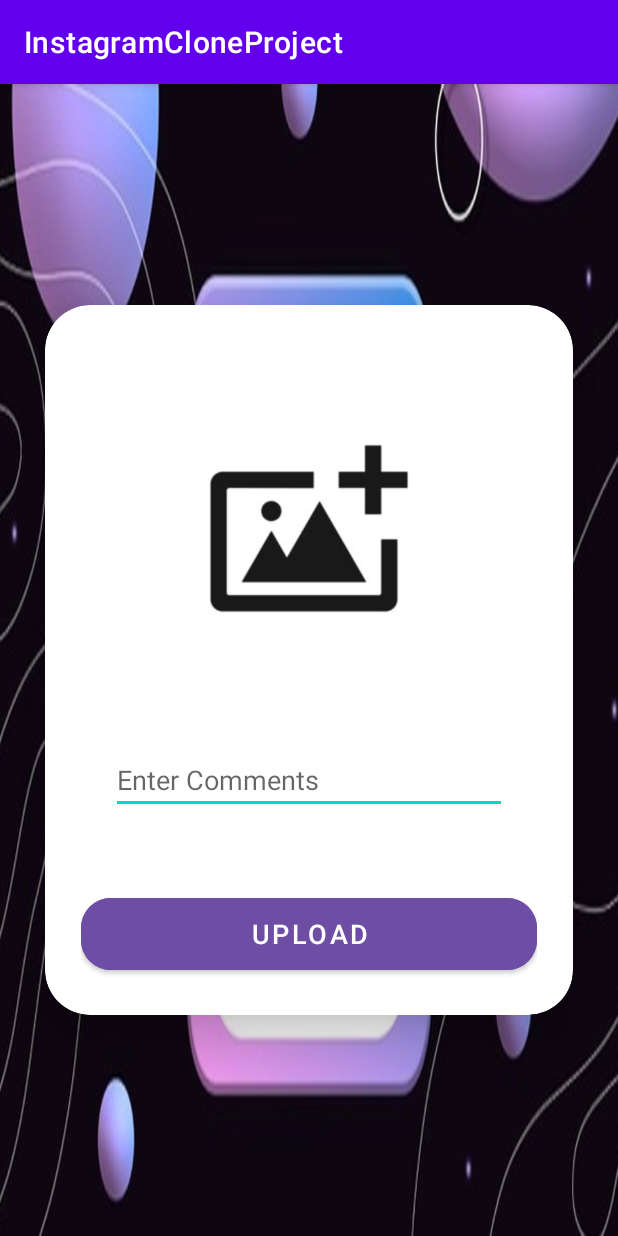
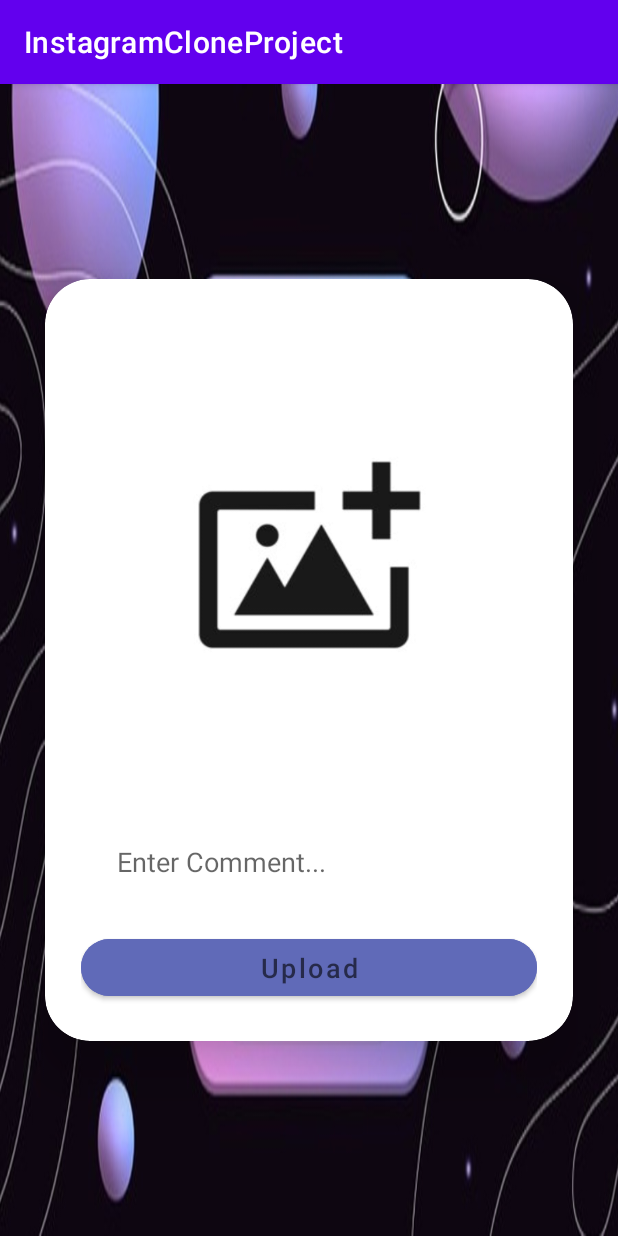
Before and after one commit to mertadali/InstagramProject, an Android app: the screen it shows after launch once a user with an empty profile is signed in (UploadActivity), after a tap on "Add Post", on a phone screen of 412 x 824 dp. Run offline under Robolectric (Android 15) with nearby library versions, the phone set to English and light mode, and no system bars; our stand-ins replace Firebase (no records; nobody signed in at launch, a user with empty details on screens opened directly), Picasso.

Commit message:
recyclerView structure completed!

```diff
--- a/app/build.gradle
+++ b/app/build.gradle
@@ -54,4 +54,9 @@ dependencies {
     implementation("com.google.firebase:firebase-auth")
     implementation("com.google.firebase:firebase-firestore")
     implementation("com.google.firebase:firebase-storage")
+
+    // Picasso
+    implementation 'com.squareup.picasso:picasso:2.8'
+
+
 }
--- /dev/null
+++ b/app/src/main/java/com/mertadali/instagramcloneproject/adapter/FeedRecyclerAdapter.kt
@@ -0,0 +1,36 @@
+package com.mertadali.instagramcloneproject.adapter
+
+import android.view.LayoutInflater
+import android.view.ViewGroup
+import androidx.recyclerview.widget.RecyclerView
+import com.mertadali.instagramcloneproject.databinding.RecyclerRowBinding
+import com.mertadali.instagramcloneproject.model.Post
+import com.squareup.picasso.Picasso
+
+
+class FeedRecyclerAdapter(private  val postList: ArrayList<Post>) : RecyclerView.Adapter<FeedRecyclerAdapter.PostHolder>(){
+    class PostHolder(val binding: RecyclerRowBinding) : RecyclerView.ViewHolder(binding.root){
+
+    }
+
+    override fun onCreateViewHolder(parent: ViewGroup, viewType: Int): PostHolder {
+        val binding = RecyclerRowBinding.inflate(LayoutInflater.from(parent.context),parent,false)
+        return PostHolder(binding)
+
+    }
+
+    override fun getItemCount(): Int {
+        return postList.size
+
+
+    }
+
+    override fun onBindViewHolder(holder: PostHolder, position: Int) {
+
+        holder.binding.recyclerEmailText.text = postList.get(position).userEmail
+        holder.binding.recyclerCommentText.text = postList.get(position).comment
+        Picasso.get().load(postList[position].downloadUrl).into(holder.binding.recyclerImageView)
+
+
+    }
+}
--- a/app/src/main/java/com/mertadali/instagramcloneproject/model/Post.kt
+++ b/app/src/main/java/com/mertadali/instagramcloneproject/model/Post.kt
@@ -1,7 +1,7 @@
 package com.mertadali.instagramcloneproject.model
 
  data class Post(
-  val userEmail : String,
- val downloadUrl : String,
- val comment : String
+  var userEmail : String,
+ var downloadUrl : String,
+ var comment : String
  )
--- /dev/null
+++ b/app/src/main/java/com/mertadali/instagramcloneproject/model/UserComments.kt
@@ -0,0 +1,5 @@
+package com.mertadali.instagramcloneproject.model
+
+data class UserComments(var userEmail : String,
+                        var comment : String
+)
--- a/app/src/main/java/com/mertadali/instagramcloneproject/view/FeedActivity.kt
+++ b/app/src/main/java/com/mertadali/instagramcloneproject/view/FeedActivity.kt
@@ -1,66 +1,93 @@
 package com.mertadali.instagramcloneproject.view
 
+import android.annotation.SuppressLint
 import android.content.Intent
 import androidx.appcompat.app.AppCompatActivity
 import android.os.Bundle
 import android.view.Menu
 import android.view.MenuItem
+
 import android.widget.Toast
+import androidx.recyclerview.widget.LinearLayoutManager
 import com.google.firebase.Firebase
+
 import com.google.firebase.auth.FirebaseAuth
 import com.google.firebase.auth.auth
 import com.google.firebase.firestore.FirebaseFirestore
+import com.google.firebase.firestore.Query
 import com.google.firebase.firestore.firestore
+
+
 import com.mertadali.instagramcloneproject.R
+import com.mertadali.instagramcloneproject.adapter.FeedRecyclerAdapter
 import com.mertadali.instagramcloneproject.databinding.ActivityFeedBinding
 import com.mertadali.instagramcloneproject.model.Post
+import java.util.*
+import kotlin.collections.ArrayList
 
 class FeedActivity : AppCompatActivity() {
     private lateinit var binding: ActivityFeedBinding
     private lateinit var auth: FirebaseAuth
-    private lateinit var firestoreDatabase : FirebaseFirestore
-    private lateinit var postArrayList : ArrayList<Post>
+    private lateinit var firestoreDatabase: FirebaseFirestore
+    private lateinit var feedAdapter : FeedRecyclerAdapter
+    var postArrayList : ArrayList<Post> = ArrayList()
+
+
+
     override fun onCreate(savedInstanceState: Bundle?) {
         super.onCreate(savedInstanceState)
         binding = ActivityFeedBinding.inflate(layoutInflater)
         val view = binding.root
         setContentView(view)
         auth = Firebase.auth
-       firestoreDatabase = Firebase.firestore
+        firestoreDatabase = Firebase.firestore
         getData()
-        postArrayList = ArrayList<Post>()
-    }
-   // verileri alma
-    private fun getData(){
-        firestoreDatabase.collection("Posts").addSnapshotListener { value, error ->
 
+        feedAdapter = FeedRecyclerAdapter(postArrayList)
 
-            if (error != null){
-                Toast.makeText(this@FeedActivity,error.localizedMessage,Toast.LENGTH_LONG).show()
-            }else{
-                if (value != null){
-                    if (!value.isEmpty){
-                       val documents = value.documents
-                      for (document in documents){
-                          // casting
-                          val comment = document.get("comment") as String
-                          val downloadUrl = document.get("downloadUrl") as String
-                          val userEmail = document.get("userEmail") as String
+        binding.recyclerView.adapter = feedAdapter
 
-                          val post = Post(userEmail,downloadUrl,comment)
-                         postArrayList.add(post)
+        binding.recyclerView.layoutManager = LinearLayoutManager(this)
 
 
 
-                      }
+
+
+    }
+
+    // verileri alma
+
+    private fun getData() {
+        // Filtreleme işlemi için where ya da orderBy kullanılır
+        firestoreDatabase.collection("Posts").orderBy("date",Query.Direction.DESCENDING).addSnapshotListener { value, error ->
+            if (error != null) {
+                Toast.makeText(this@FeedActivity, error.localizedMessage, Toast.LENGTH_LONG).show()
+
+            } else {
+                if (value != null) {
+                    if (!value.isEmpty) {
+                        postArrayList.clear()
+                        val documents = value.documents
+
+                        for (document in documents) {
+                            // casting
+                            val comment = document.get("comment") as String
+                            val downlaodUrl = document.get("downloadUrl") as String
+                            val userEmail = document.get("userEmail") as String
+
+                            val post = Post(userEmail, downlaodUrl, comment)
+
+                            postArrayList.add(post)
+                        }
+                        feedAdapter!!.notifyDataSetChanged()
                     }
                 }
             }
         }
 
 
+    }
 
-    }
 
     override fun onCreateOptionsMenu(menu: Menu?): Boolean {
         val menuInflater = menuInflater
--- a/app/src/main/res/layout/activity_feed.xml
+++ b/app/src/main/res/layout/activity_feed.xml
@@ -8,8 +8,8 @@
 
     <androidx.recyclerview.widget.RecyclerView
         android:id="@+id/recyclerView"
-        android:layout_width="match_parent"
-        android:layout_height="match_parent"
+        android:layout_width="0dp"
+        android:layout_height="0dp"
         android:layout_marginStart="1dp"
         android:layout_marginTop="1dp"
         android:layout_marginEnd="1dp"
--- a/app/src/main/res/layout/activity_upload.xml
+++ b/app/src/main/res/layout/activity_upload.xml
@@ -3,18 +3,17 @@
     xmlns:android="http://schemas.android.com/apk/res/android"
     xmlns:app="http://schemas.android.com/apk/res-auto"
     xmlns:tools="http://schemas.android.com/tools"
-    xmlns:card_view="http://schemas.android.com/apk/res-auto"
     android:layout_width="match_parent"
     android:layout_height="match_parent"
     android:orientation="vertical"
     android:gravity="center"
     android:background="@drawable/instagram2"
+    tools:context=".view.MainActivity">
 
-
-    tools:context=".view.MainActivity">
     <androidx.cardview.widget.CardView
         android:layout_width="match_parent"
         android:layout_height="wrap_content"
+
         android:layout_margin="30dp"
         app:cardCornerRadius="30dp"
         app:cardElevation="20dp"
@@ -25,46 +24,60 @@
             android:layout_height="wrap_content"
             android:layout_gravity="center_horizontal"
             android:orientation="vertical"
+
             android:padding="24dp">
 
+            <ImageView
 
-            <ImageView
                 android:id="@+id/imageView"
-                android:layout_width="wrap_content"
-                android:layout_height="250dp"
+                android:layout_width="350dp"
+                android:layout_height="280dp"
                 android:onClick="selectImage"
-                card_view:srcCompat="@drawable/upload" />
+
+                app:srcCompat="@drawable/upload"
+
+                android:layout_margin="20dp"
+                android:layout_gravity="center"
+                tools:ignore="HardcodedText"
+                android:contentDescription="@string/select_image_description"
+
+
+                />
+
+
+
 
 
             <EditText
                 android:id="@+id/commentText"
-                android:layout_width="match_parent"
-                android:layout_height="wrap_content"
+                android:layout_width="280dp"
+                android:layout_height="50dp"
                 android:layout_margin="20dp"
-                android:ems="10"
-                android:hint="Enter Comments"
-                android:inputType="textPersonName"
-                  android:textColor="@color/black" />
+                android:hint="Enter Comment..."
+                tools:ignore="HardcodedText"
 
 
+                android:backgroundTint="@color/white"
+                android:inputType="textPersonName"
+                android:textColor="@color/black"
+                android:textSize="18sp"
+                />
 
 
             <Button
                 android:id="@+id/loginButton"
                 android:layout_width="match_parent"
-                android:layout_height="60dp"
-                android:layout_marginTop="30dp"
-                android:backgroundTint="#6E4DA5"
-                android:onClick="upload"
-                android:text="Upload"
+                android:layout_height="50dp"
+                android:backgroundTint="#606AB8"
+                android:hint="Upload"
+                android:onClick="uploadImage"
                 android:textSize="18sp"
-                app:cornerRadius="20dp" />
-
-
-
+                app:cornerRadius="20dp"
+                tools:ignore="HardcodedText" />
 
 
         </LinearLayout>
+
     </androidx.cardview.widget.CardView>
 
 </LinearLayout>
--- a/app/src/main/res/values/strings.xml
+++ b/app/src/main/res/values/strings.xml
@@ -1,3 +1,5 @@
 <resources>
     <string name="app_name">InstagramCloneProject</string>
+    <string name="select_image_description">Select an image</string>
+
 </resources>
```
Also changed, not shown: app/src/main/java/com/mertadali/instagramcloneproject/view/UploadActivity.kt (+15 -14 lines), app/src/main/res/layout/recycler_row.xml (added, +43 -0 lines).
